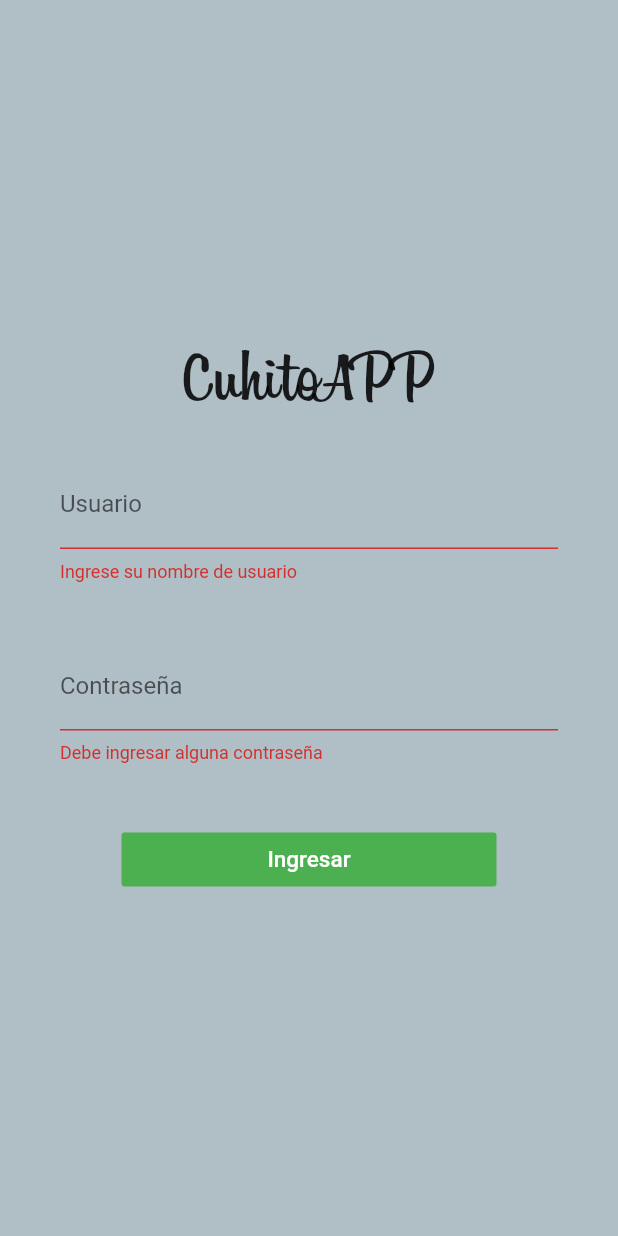
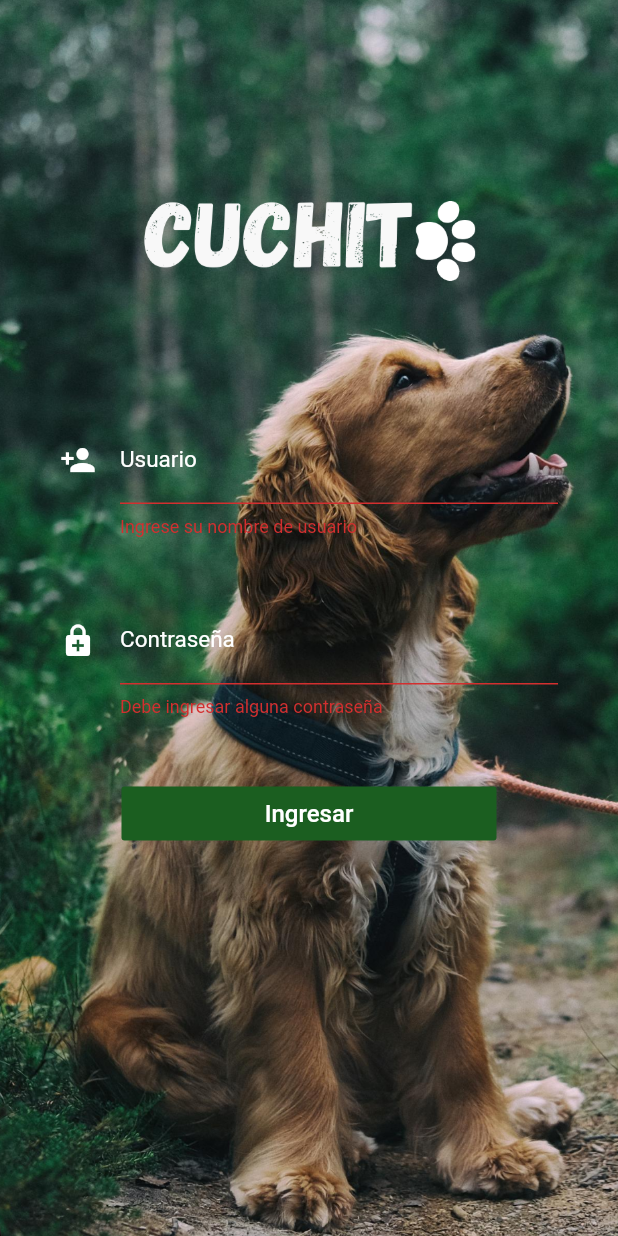
Before and after one commit to cuchitoapp/cuchito-app, a Flutter app: the screen it shows after launch, after a tap on "Ingresar", on a phone screen of 412 x 824 dp. Run offline on Flutter 3.47's test engine with Material 2 defaults, Android fonts, the phone set to English and light mode, and no system bars.

Commit message:
login cambiado

```diff
--- a/lib/screens/login_screen.dart
+++ b/lib/screens/login.dart
@@ -1,12 +1,12 @@
 import 'package:cuchitoapp/screens/feed.dart';
 import 'package:flutter/material.dart';
 
-class LoginScreen extends StatefulWidget {
+class Login1 extends StatefulWidget {
   @override
-  _LoginScreenState createState() => _LoginScreenState();
+  _Login1State createState() => _Login1State();
 }
 
-class _LoginScreenState extends State<LoginScreen> {
+class _Login1State extends State<Login1> {
   final _formKey = GlobalKey<FormState>();
   String _usuario, _pass;
   _submit() {
@@ -53,21 +53,20 @@ class _LoginScreenState extends State<LoginScreen> {
 
   @override
   Widget build(BuildContext context) {
+    final theme = Theme.of(context);
     return Scaffold(
-      backgroundColor: Colors.blueGrey[200],
-      body: Center(
-        child: Column(
-          mainAxisAlignment: MainAxisAlignment.center,
-          crossAxisAlignment: CrossAxisAlignment.center,
-          children: <Widget>[
-            Text(
-              'CuhitoAPP',
-              style: TextStyle(
-                fontFamily: 'Billabong',
-                fontSize: 48.0,
-              ),
+      body: Stack(
+        fit: StackFit.expand,
+        children: <Widget>[
+          Container(
+            decoration: BoxDecoration(color: Colors.lightGreen[900]),
+            child: Image.asset(
+              'assets/images/foto1.png',
+              fit: BoxFit.cover,
             ),
-            Form(
+          ),
+          Center(
+            child: Form(
               key: _formKey,
               child: Column(
                 mainAxisSize: MainAxisSize.min,
@@ -76,7 +75,16 @@ class _LoginScreenState extends State<LoginScreen> {
                     padding:
                         EdgeInsets.symmetric(horizontal: 40.0, vertical: 20.0),
                     child: TextFormField(
-                      decoration: InputDecoration(labelText: 'Usuario'),
+                      decoration: InputDecoration(
+                        labelText: 'Usuario',
+                        labelStyle: theme.textTheme.caption
+                            .copyWith(color: Colors.white, fontSize: 15.0),
+                        icon: Icon(
+                          Icons.person_add,
+                          color: Colors.white,
+                        ),
+                      ),
+                      keyboardType: TextInputType.emailAddress,
                       validator: (input) =>
                           input.isEmpty ? 'Ingrese su nombre de usuario' : null,
                       onSaved: (input) => _usuario = input,
@@ -86,7 +94,15 @@ class _LoginScreenState extends State<LoginScreen> {
                     padding:
                         EdgeInsets.symmetric(horizontal: 40.0, vertical: 20.0),
                     child: TextFormField(
-                      decoration: InputDecoration(labelText: 'Contraseña'),
+                      decoration: InputDecoration(
+                        labelText: 'Contraseña',
+                        labelStyle: theme.textTheme.caption
+                            .copyWith(color: Colors.white, fontSize: 15.0),
+                        icon: Icon(
+                          Icons.enhanced_encryption,
+                          color: Colors.white,
+                        ),
+                      ),
                       validator: (input) => input.trim().isEmpty
                           ? 'Debe ingresar alguna contraseña'
                           : null,
@@ -99,12 +115,12 @@ class _LoginScreenState extends State<LoginScreen> {
                     width: 250.0,
                     child: FlatButton(
                       onPressed: _submit,
-                      color: Colors.green,
+                      color: Colors.green[900],
                       child: Text(
                         'Ingresar',
                         style: TextStyle(
                           color: Colors.white,
-                          fontSize: 15.0,
+                          fontSize: 16.0,
                         ),
                       ),
                     ),
@@ -112,8 +128,8 @@ class _LoginScreenState extends State<LoginScreen> {
                 ],
               ),
             ),
-          ],
-        ),
+          ),
+        ],
       ),
     );
   }
--- a/lib/splash.dart
+++ b/lib/splash.dart
@@ -1,6 +1,6 @@
 import 'dart:async';
 
-import 'package:cuchitoapp/screens/login_screen.dart';
+import 'package:cuchitoapp/screens/login.dart';
 
 import 'package:flutter/material.dart';
 
@@ -16,7 +16,7 @@ class _SplashScreenState extends State<SplashScreen> {
     Timer(
         Duration(seconds: 4),
         () => Navigator.push(
-            context, MaterialPageRoute(builder: (context) => LoginScreen())));
+            context, MaterialPageRoute(builder: (context) => Login1())));
   }
 
   @override
@@ -27,13 +27,12 @@ class _SplashScreenState extends State<SplashScreen> {
         children: <Widget>[
           Container(
             decoration: BoxDecoration(color: Colors.lightGreen[900]),
-            child: Hero(
-                tag: 'imageHero',
-                child: Image.network(
-                  'https://i.ibb.co/syVr5Rx/screen-splash.png',
-                  fit: BoxFit.cover,
-                )),
+            child: Image.asset(
+              'assets/images/foto1.png',
+              fit: BoxFit.cover,
+            ),
           ),
+          //fit: BoxFit.cover,
           Column(
             mainAxisAlignment: MainAxisAlignment.start,
             children: <Widget>[
--- a/pubspec.yaml
+++ b/pubspec.yaml
@@ -57,6 +57,9 @@ flutter:
   # assets:
   #   - images/a_dot_burr.jpeg
   #   - images/a_dot_ham.jpeg
+  assets:
+    - assets/images/foto2.png
+    - assets/images/foto1.png
 
   # An image asset can refer to one or more resolution-specific "variants", see
   # https://flutter.dev/assets-and-images/#resolution-aware.
```
Also changed, not shown: assets/images/foto1.png (renamed from imagenes/foto1.png).
